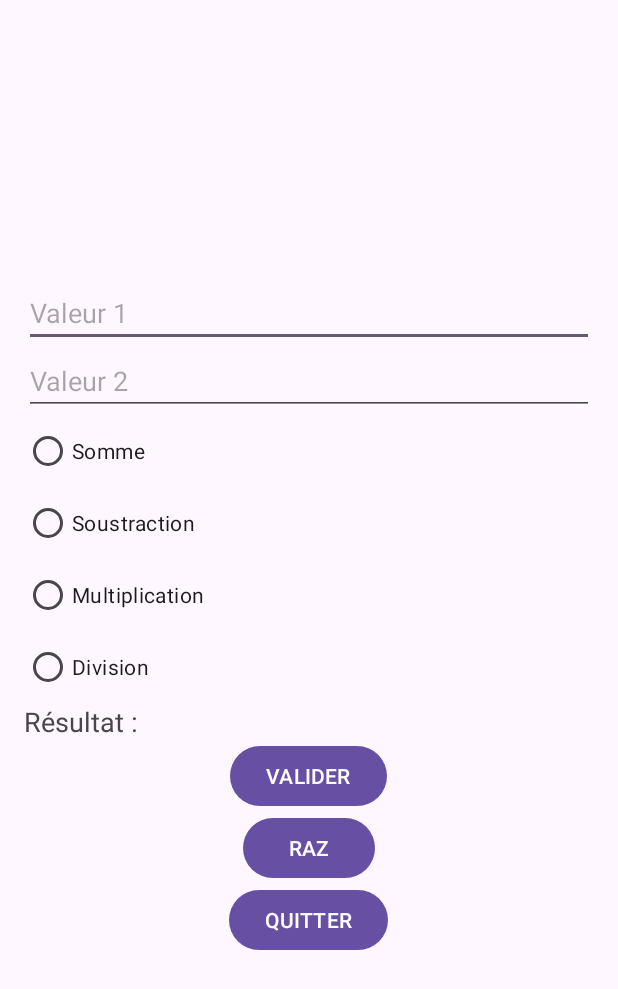
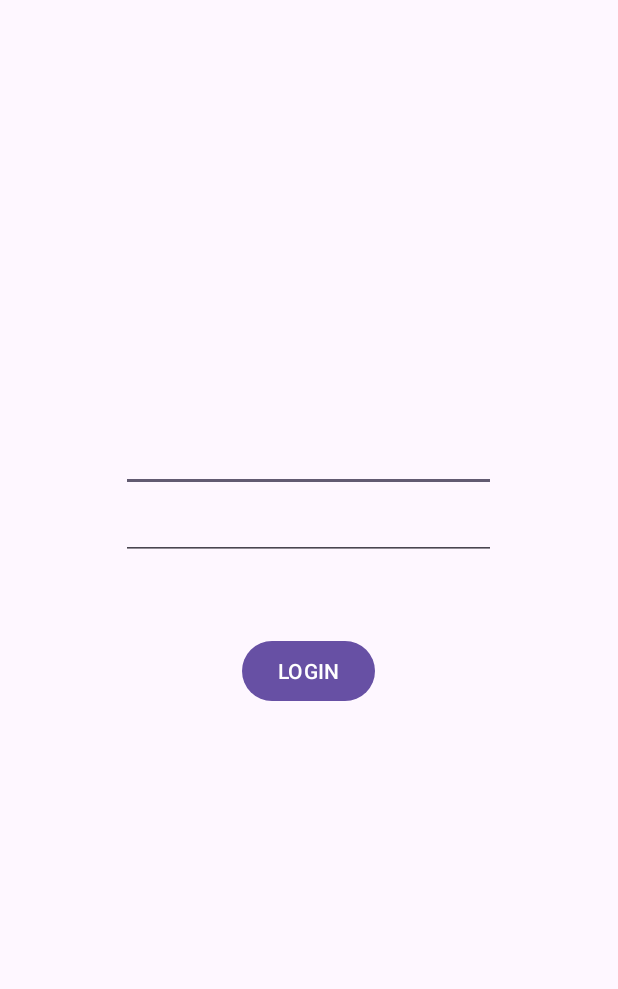
Before and after one commit to its-abdou/mobile-dev, an Android app: the screen it shows after launch (MainActivity), on a phone screen of 412 x 824 dp. Shown: the top 989 px of the screen. Run offline under Robolectric (Android 15) with nearby library versions, the phone set to English and light mode, and no system bars.

Commit message:
TP4-exo1

```diff
--- a/app/src/main/AndroidManifest.xml
+++ b/app/src/main/AndroidManifest.xml
@@ -13,8 +13,12 @@
         android:theme="@style/Theme.Mob_dev_tp"
         tools:targetApi="31">
         <activity
+            android:name=".MainActivity2"
+            android:exported="false" />
+        <activity
             android:name=".MainActivity"
             android:exported="true">
+
             <intent-filter>
                 <action android:name="android.intent.action.MAIN" />
 
--- a/app/src/main/java/com/example/mob_dev_tp/MainActivity.java
+++ b/app/src/main/java/com/example/mob_dev_tp/MainActivity.java
@@ -1,12 +1,11 @@
 package com.example.mob_dev_tp;
 
 
+import android.content.Intent;
 import android.os.Bundle;
 import android.view.View;
 import android.widget.Button;
 import android.widget.EditText;
-import android.widget.RadioButton;
-import android.widget.RadioGroup;
 import android.widget.TextView;
 import android.widget.Toast;
 
@@ -14,83 +13,45 @@ import androidx.appcompat.app.AppCompatActivity;
 
 public class MainActivity extends AppCompatActivity {
 
-    private EditText num1, num2;
-    private RadioGroup operationGroup;
-    private TextView result;
-    private Button validate, reset, exit;
+    private Button login;
+    private EditText username, password;
+    private TextView attemptNum;
+    private String user = "admin", motDePasse = "admin";
+    int attempts = 5;
 
     @Override
     protected void onCreate(Bundle savedInstanceState) {
         super.onCreate(savedInstanceState);
         setContentView(R.layout.activity_main);
-
-        num1 = findViewById(R.id.num1);
-        num2 = findViewById(R.id.num2);
-        operationGroup = findViewById(R.id.operationGroup);
-        result = findViewById(R.id.result);
-        validate = findViewById(R.id.validate);
-        reset = findViewById(R.id.reset);
-        exit = findViewById(R.id.exit);
-
-        // Handle Calculation
-        validate.setOnClickListener(new View.OnClickListener() {
-            @Override
-            public void onClick(View v) {
-                calculateResult();
-            }
-        });
+        login = findViewById(R.id.login);
+        username = findViewById(R.id.username);
+        password = findViewById(R.id.password);
+        attemptNum = findViewById(R.id.attemptNum);
 
 
-        // Handle Exit
-        exit.setOnClickListener(new View.OnClickListener() {
-            @Override
-            public void onClick(View v) {
-                finish(); // Closes the app
-            }
-        });
+
     }
 
-    private void calculateResult() {
-        String val1 = num1.getText().toString();
-        String val2 = num2.getText().toString();
 
-        if (val1.isEmpty() || val2.isEmpty()) {
-            Toast.makeText(this, "Veuillez entrer les deux valeurs.", Toast.LENGTH_SHORT).show();
-            return;
+    public void Login(View view) {
+        if (attempts > 0) {
+            if (username.getText().toString().equals(user) && password.getText().toString().equals(motDePasse)) {
+                Toast.makeText(this, "Connexion réussie", Toast.LENGTH_SHORT).show();
+                Intent intent = new Intent(this, MainActivity2.class);
+                startActivity(intent);
+            } else {
+                attempts--;
+                Toast.makeText(this, "Nom d'utilisateur ou mot de passe incorrect.", Toast.LENGTH_SHORT).show();
+                attemptNum.setText("Tentatives restantes : " + attempts);
+                username.setText("");
+                password.setText("");
+            }
         }
 
-        double number1 = Double.parseDouble(val1);
-        double number2 = Double.parseDouble(val2);
-        double res = 0;
-
-        int selectedId = operationGroup.getCheckedRadioButtonId();
-        if (selectedId == -1) {
-            Toast.makeText(this, "Veuillez sélectionner une opération.", Toast.LENGTH_SHORT).show();
-            return;
+        if (attempts == 0) {
+            login.setEnabled(false); // Disable login button after 5 failed attempts
         }
-
-        if (selectedId == R.id.addition) {
-            res = number1 + number2;
-        } else if (selectedId == R.id.subtraction) {
-            res = number1 - number2;
-        } else if (selectedId == R.id.multiplication) {
-            res = number1 * number2;
-        } else if (selectedId == R.id.division) {
-            if (number2 == 0) {
-                Toast.makeText(this, "Division par zéro impossible!", Toast.LENGTH_SHORT).show();
-                return;
-            }
-            res = number1 / number2;
-        }
-
-        result.setText("Résultat : " + res);
     }
 
-    // Handle Reset
-    public void resetFields(View view) {
-        num1.setText("");
-        num2.setText("");
-        operationGroup.clearCheck();
-        result.setText("Résultat :");
-    }
+
 }
--- a/app/src/main/res/layout/activity_main.xml
+++ b/app/src/main/res/layout/activity_main.xml
@@ -3,76 +3,46 @@
     android:layout_width="match_parent"
     android:layout_height="match_parent"
     android:orientation="vertical"
-    android:padding="16dp"
-    android:gravity="center">
+    android:gravity="center_vertical">
 
-    <EditText
-        android:id="@+id/num1"
+    <LinearLayout
         android:layout_width="match_parent"
         android:layout_height="wrap_content"
-        android:hint="Valeur 1"
-        android:inputType="numberDecimal"/>
+        android:orientation="vertical"
+        android:gravity="center">
 
-    <EditText
-        android:id="@+id/num2"
-        android:layout_width="match_parent"
-        android:layout_height="wrap_content"
-        android:hint="Valeur 2"
-        android:inputType="numberDecimal"/>
+        <EditText
+            android:id="@+id/username"
+            android:layout_width="250dp"
+            android:layout_height="wrap_content"
+            android:inputType="text"
+            android:layout_marginHorizontal="20dp"/>
 
-    <RadioGroup
-        android:id="@+id/operationGroup"
-        android:layout_width="match_parent"
-        android:layout_height="wrap_content">
+        <EditText
+            android:id="@+id/password"
+            android:layout_width="250dp"
+            android:layout_height="wrap_content"
+            android:inputType="textPassword"
+            android:layout_marginHorizontal="20dp"/>
 
-        <RadioButton
-            android:id="@+id/addition"
+        <Button
+            android:id="@+id/login"
             android:layout_width="wrap_content"
             android:layout_height="wrap_content"
-            android:text="Somme"/>
-
-        <RadioButton
-            android:id="@+id/subtraction"
-            android:layout_width="wrap_content"
-            android:layout_height="wrap_content"
-            android:text="Soustraction"/>
-
-        <RadioButton
-            android:id="@+id/multiplication"
-            android:layout_width="wrap_content"
-            android:layout_height="wrap_content"
-            android:text="Multiplication"/>
-
-        <RadioButton
-            android:id="@+id/division"
-            android:layout_width="wrap_content"
-            android:layout_height="wrap_content"
-            android:text="Division"/>
-    </RadioGroup>
+            android:layout_marginTop="50dp"
+            android:onClick="Login"
+            android:text="LOGIN"/>
+    </LinearLayout>
 
     <TextView
-        android:id="@+id/result"
-        android:layout_width="match_parent"
-        android:layout_height="wrap_content"
-        android:text="Résultat :"
-        android:textSize="18sp"/>
-
-    <Button
-        android:id="@+id/validate"
+        android:id="@+id/attemptNum"
         android:layout_width="wrap_content"
         android:layout_height="wrap_content"
-        android:text="VALIDER"/>
+        android:layout_marginTop="50dp"
+        android:text=""
+        android:paddingLeft="10dp"/>
 
-    <Button
-        android:id="@+id/reset"
-        android:layout_width="wrap_content"
-        android:layout_height="wrap_content"
-        android:text="RAZ"
-        android:onClick="resetFields"/>
 
-    <Button
-        android:id="@+id/exit"
-        android:layout_width="wrap_content"
-        android:layout_height="wrap_content"
-        android:text="QUITTER"/>
+
+
 </LinearLayout>
```
Also changed, not shown: app/src/main/java/com/example/mob_dev_tp/MainActivity2.java (+4 -11 lines), app/src/main/res/layout/activity_main2.xml (+9 -6 lines).
